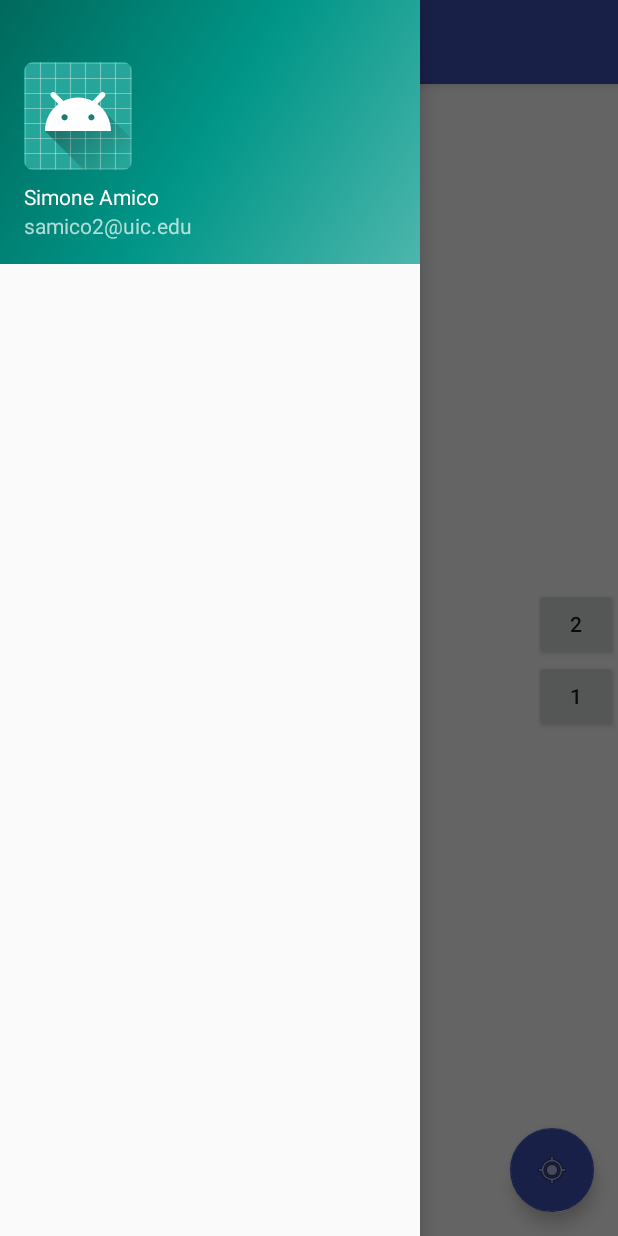
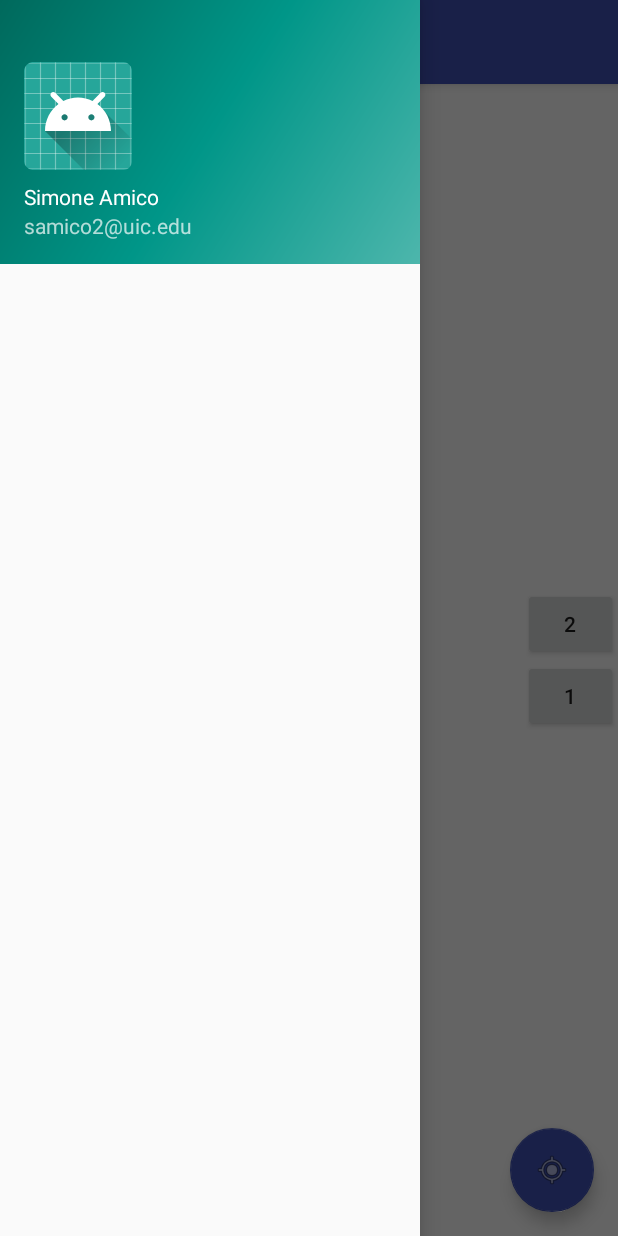
Before and after one commit to f-manto/HCIProject, an Android app: the screen it shows after launch (MainActivity), with the side drawer open, on a phone screen of 412 x 824 dp. Run offline under Robolectric (Android 15) with nearby library versions, the phone set to English and light mode, and no system bars; libraries missing offline, so code that uses them is left out: com.arlib.floatingsearchview, com.indooratlas.android, com.mapbox.mapboxsdk, com.mapbox.services, pl.openrnd.multilevellistview; plain views replace MultiLevelListView; 14 statements that could not run were skipped.

Commit message:
integrate lifts

```diff
--- a/app/build.gradle
+++ b/app/build.gradle
@@ -45,6 +45,10 @@ dependencies {
 dependencies {
     compile 'com.indooratlas.android:indooratlas-android-sdk:2.5.4'
 
+
+}
+dependencies {
+    compile 'com.github.arimorty:floatingsearchview:2.1.1'
 }
 dependencies {
     compile 'com.cocoahero.android:geojson:1.0.1@jar'
--- a/app/src/main/java/com/example/francesco/mapboxapp/LoadJson.java
+++ b/app/src/main/java/com/example/francesco/mapboxapp/LoadJson.java
@@ -20,7 +20,7 @@ public class LoadJson extends Fragment {
     public String loadJSONFromAsset(Context applicationContext) {
         String json = null;
         try {
-            InputStream is = applicationContext.getAssets().open("floor1_waypoints.geojson");
+            InputStream is = applicationContext.getAssets().open("waypointsMerged.geojson");
             int size = is.available();
             byte[] buffer = new byte[size];
             is.read(buffer);
--- a/app/src/main/java/com/example/francesco/mapboxapp/MainActivity.java
+++ b/app/src/main/java/com/example/francesco/mapboxapp/MainActivity.java
@@ -33,6 +33,7 @@ import android.widget.Button;
 import android.widget.LinearLayout;
 import android.widget.TextView;
 
+import com.arlib.floatingsearchview.FloatingSearchView;
 import com.google.gson.JsonElement;
 import com.indooratlas.android.sdk.IALocation;
 import com.indooratlas.android.sdk.IALocationListener;
@@ -185,6 +186,9 @@ public class MainActivity extends AppCompatActivity
 
         final Button floor1Button = findViewById(R.id.floor1Button);
         final Button floor2Button = findViewById(R.id.floor2Button);
+        //LinearLayout barLayour=findViewById(R.id.searchBar);
+
+        //barLayour.addView(new FloatingSearchView((this.getApplicationContext())));
 
         floor1Button.setOnClickListener(new View.OnClickListener() {
             public void onClick(View v) {
@@ -563,17 +567,17 @@ public class MainActivity extends AppCompatActivity
 
     }
 
-    public void drawPath(Iterable<LatLng> points) {
+    public void drawPath(ArrayList<LatLng> points1, Iterable<LatLng> points2) {
         if (path!=null){
             mapboxMap.removePolyline(path.getPolyline());
         }
 
-        path = new PolylineOptions()
+       /* path = new PolylineOptions()
                 .addAll(points)
                 .color(Color.parseColor("#3bb2d0"))
-                .width(5);
+                .width(5);*/
 
-        mapboxMap.addPolyline(path);
+       /* mapboxMap.addPolyline(path);*/
 
     }
 
--- a/app/src/main/res/layout/app_bar_main.xml
+++ b/app/src/main/res/layout/app_bar_main.xml
@@ -6,7 +6,20 @@
     android:layout_height="match_parent"
     tools:context="com.example.francesco.mapboxapp.MainActivity">
 
+    <LinearLayout
+        android:id="@+id/searchBar"
+        android:layout_width="match_parent"
+        android:layout_height="513dp"
+        android:gravity="top|bottom"
+        android:orientation="vertical"
+        app:layout_anchor="@+id/include2"
+        app:layout_anchorGravity="bottom"
+        tools:layout_editor_absoluteY="54dp">
+
+    </LinearLayout>
+
     <android.support.design.widget.AppBarLayout
+        android:id="@+id/appBarLayout"
         android:layout_width="match_parent"
         android:layout_height="wrap_content"
         android:theme="@style/AppTheme.AppBarOverlay">
@@ -22,7 +35,9 @@
 
     <include
         android:id="@+id/include2"
-        layout="@layout/content_main" />
+        layout="@layout/content_main"
+        app:layout_anchor="@+id/appBarLayout"
+        app:layout_anchorGravity="bottom|center" />
 
     <android.support.design.widget.FloatingActionButton
         android:id="@+id/locateButton"
@@ -34,12 +49,12 @@
         app:srcCompat="@android:drawable/ic_menu_mylocation" />
 
     <LinearLayout
-        android:layout_width="56dp"
+        android:layout_width="63dp"
         android:layout_height="wrap_content"
         android:orientation="vertical"
         app:layout_anchor="@+id/include2"
         app:layout_anchorGravity="right|center"
-        tools:layout_editor_absoluteX="328dp">
+        tools:layout_editor_absoluteX="321dp">
 
         <Button
             android:id="@+id/floor2Button"
```
Also changed, not shown: app/src/main/java/com/example/francesco/mapboxapp/WayFinder.java (+16 -8 lines).
